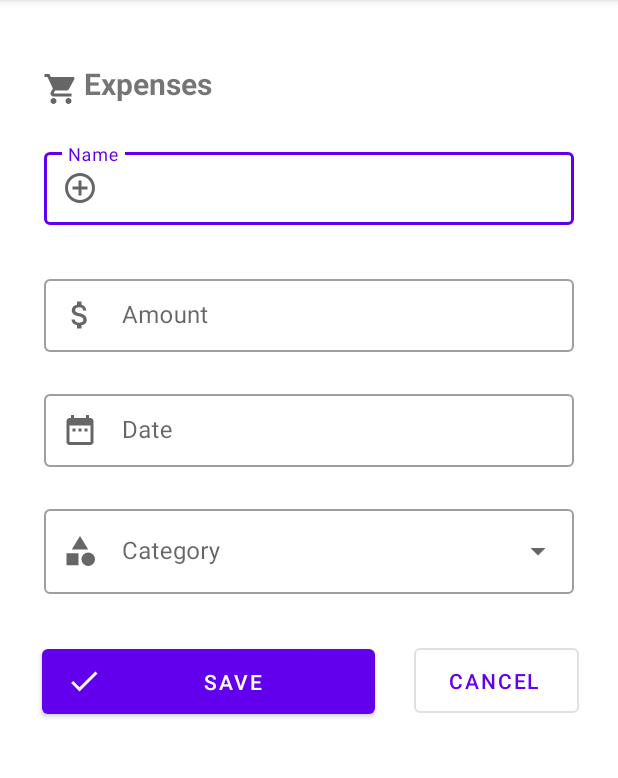
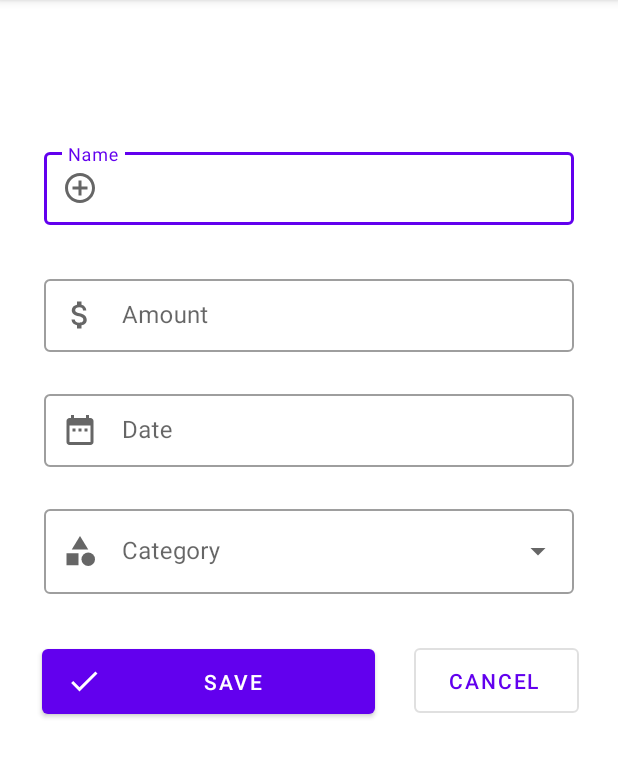
Before and after one commit to KEROUKHOO/CAT201-PROJECT, an Android app: the Expenses screen opened directly, with no data from a screen before it, on a phone screen of 412 x 824 dp, the part 84-862 px from its top. Run offline under Robolectric (Android 15) with nearby library versions, the phone set to English and light mode, and no system bars.

Commit message:
Remove textView on activity_expenses.xml and activity_income.xml

```diff
--- a/app/src/main/res/layout/activity_expenses.xml
+++ b/app/src/main/res/layout/activity_expenses.xml
@@ -155,21 +155,4 @@
         app:layout_constraintTop_toTopOf="@+id/guideline8"
         app:layout_constraintVertical_bias="0.513" />
 
-    <TextView
-        android:id="@+id/expenses_title"
-        android:layout_width="132dp"
-        android:layout_height="42dp"
-        android:drawableLeft="@drawable/shop"
-        android:drawablePadding="3dp"
-        android:paddingTop="7dp"
-        android:text="Expenses"
-        android:textSize="20dp"
-        android:textStyle="bold"
-        app:layout_constraintBottom_toTopOf="@+id/guideline3"
-        app:layout_constraintEnd_toEndOf="parent"
-        app:layout_constraintHorizontal_bias="0.103"
-        app:layout_constraintStart_toStartOf="parent"
-        app:layout_constraintTop_toTopOf="parent"
-        app:layout_constraintVertical_bias="1.0" />
-
 </androidx.constraintlayout.widget.ConstraintLayout>
```
Also changed, not shown: app/src/main/res/layout/activity_income.xml (+3 -20 lines).
